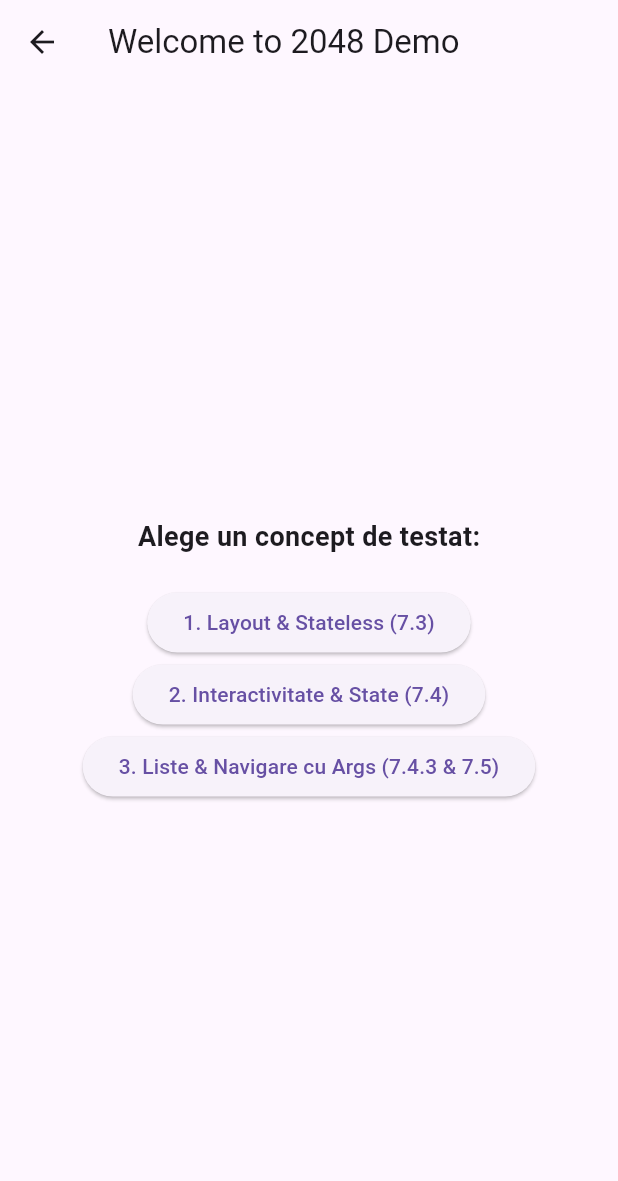
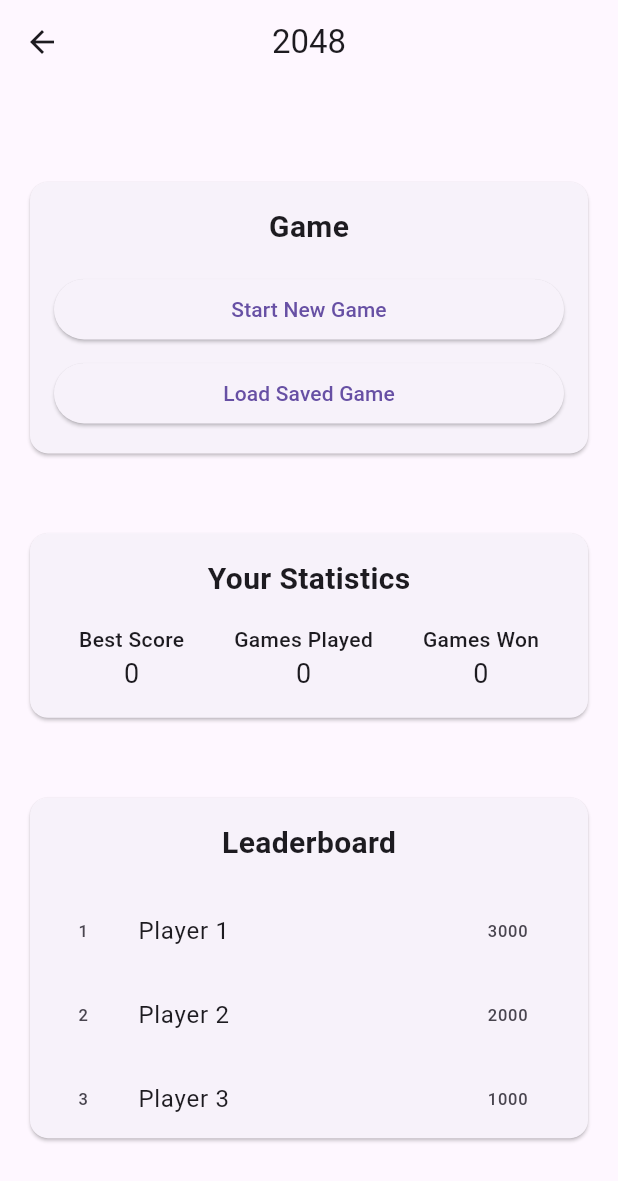
Before and after one commit to Faliboga-Dimitrie/my_2048_game, a Flutter app: the HomeScreen screen opened directly, on a phone screen of 412 x 824 dp. Shown: the top 1181 px of the screen. Run offline on Flutter 3.47's test engine with Material 3 defaults, Android fonts, the phone set to English and light mode, and no system bars.

Commit message:
Implement authentication features with login and registration screens, including ViewModel and data model integration

```diff
--- /dev/null
+++ b/lib/features/home/view/home.dart
@@ -0,0 +1,130 @@
+import 'package:flutter/material.dart';
+
+class HomeScreen extends StatefulWidget {
+  const HomeScreen({super.key});
+
+  @override
+  State<HomeScreen> createState() => _HomeScreenState();
+}
+
+class _HomeScreenState extends State<HomeScreen> {
+  @override
+  Widget build(BuildContext context) {
+    return Scaffold(
+      appBar: AppBar(
+        title: const Text('2048'),
+        centerTitle: true,
+      ),
+      body: Padding(
+        padding: const EdgeInsets.all(16.0),
+        child: Column(
+          mainAxisAlignment: MainAxisAlignment.spaceEvenly,
+          children: [
+            // Game Controls Section
+            Card(
+              child: Padding(
+                padding: const EdgeInsets.all(16.0),
+                child: Column(
+                  children: [
+                    const Text(
+                      'Game',
+                      style: TextStyle(fontSize: 20, fontWeight: FontWeight.bold),
+                    ),
+                    const SizedBox(height: 16),
+                    SizedBox(
+                      width: double.infinity,
+                      child: ElevatedButton(
+                        onPressed: () {
+                          // Navigate to new game
+                        },
+                        child: const Text('Start New Game'),
+                      ),
+                    ),
+                    const SizedBox(height: 8),
+                    SizedBox(
+                      width: double.infinity,
+                      child: ElevatedButton(
+                        onPressed: () {
+                          // Load saved game
+                        },
+                        child: const Text('Load Saved Game'),
+                      ),
+                    ),
+                  ],
+                ),
+              ),
+            ),
+
+            // Statistics Section
+            Card(
+              child: Padding(
+                padding: const EdgeInsets.all(16.0),
+                child: Column(
+                  children: [
+                    const Text(
+                      'Your Statistics',
+                      style: TextStyle(fontSize: 20, fontWeight: FontWeight.bold),
+                    ),
+                    const SizedBox(height: 16),
+                    Row(
+                      mainAxisAlignment: MainAxisAlignment.spaceAround,
+                      children: [
+                        Column(
+                          children: const [
+                            Text('Best Score', style: TextStyle(fontWeight: FontWeight.w500)),
+                            Text('0', style: TextStyle(fontSize: 18)),
+                          ],
+                        ),
+                        Column(
+                          children: const [
+                            Text('Games Played', style: TextStyle(fontWeight: FontWeight.w500)),
+                            Text('0', style: TextStyle(fontSize: 18)),
+                          ],
+                        ),
+                        Column(
+                          children: const [
+                            Text('Games Won', style: TextStyle(fontWeight: FontWeight.w500)),
+                            Text('0', style: TextStyle(fontSize: 18)),
+                          ],
+                        ),
+                      ],
+                    ),
+                  ],
+                ),
+              ),
+            ),
+
+            // Leaderboard Section
+            Card(
+              child: Padding(
+                padding: const EdgeInsets.all(16.0),
+                child: Column(
+                  children: [
+                    const Text(
+                      'Leaderboard',
+                      style: TextStyle(fontSize: 20, fontWeight: FontWeight.bold),
+                    ),
+                    const SizedBox(height: 16),
+                    SizedBox(
+                      height: 150,
+                      child: ListView.builder(
+                        itemCount: 3,
+                        itemBuilder: (context, index) {
+                          return ListTile(
+                            leading: Text('${index + 1}'),
+                            title: Text('Player ${index + 1}'),
+                            trailing: Text('${(3 - index) * 1000}'),
+                          );
+                        },
+                      ),
+                    ),
+                  ],
+                ),
+              ),
+            ),
+          ],
+        ),
+      ),
+    );
+  }
+}
--- a/lib/home_screen.dart
+++ b/lib/welcome.dart
@@ -1,7 +1,7 @@
 import 'package:flutter/material.dart';
 
-class HomeScreen extends StatelessWidget {
-  const HomeScreen({super.key});
+class WelcomeScreen extends StatelessWidget {
+  const WelcomeScreen({super.key});
 
   @override
   Widget build(BuildContext context) {
@@ -16,23 +16,23 @@ class HomeScreen extends StatelessWidget {
           mainAxisAlignment: MainAxisAlignment.center,
           children: [
             const Text(
-              'Alege un concept de testat:',
+              'What do you want to do?:',
               style: TextStyle(fontSize: 18, fontWeight: FontWeight.bold),
             ),
             const SizedBox(height: 20), // Spacer vertical
             // Navigare simplă folosind rute denumite
             // Navigator.pushNamed este similar cu navController.navigate("route")
             ElevatedButton(
-              onPressed: () => Navigator.pushNamed(context, '/layout'),
-              child: const Text('1. Layout & Stateless (7.3)'),
+              onPressed: () => Navigator.pushNamed(context, '/home'),
+              child: const Text('1. Log in as guest'),
             ),
             ElevatedButton(
-              onPressed: () => Navigator.pushNamed(context, '/interactive'),
-              child: const Text('2. Interactivitate & State (7.4)'),
+              onPressed: () => Navigator.pushNamed(context, '/login'),
+              child: const Text('2. Log in as player'),
             ),
             ElevatedButton(
-              onPressed: () => Navigator.pushNamed(context, '/list'),
-              child: const Text('3. Liste & Navigare cu Args (7.4.3 & 7.5)'),
+              onPressed: () => Navigator.pushNamed(context, '/register'),
+              child: const Text('3. Register as player'),
             ),
           ],
         ),
--- a/pubspec.yaml
+++ b/pubspec.yaml
@@ -34,6 +34,7 @@ dependencies:
   # The following adds the Cupertino Icons font to your application.
   # Use with the CupertinoIcons class for iOS style icons.
   cupertino_icons: ^1.0.8
+  provider: ^6.1.5+1
 
 dev_dependencies:
   flutter_test:
```
Also changed, not shown: lib/features/auth/model/login_model.dart (added, +9 -0 lines), lib/features/auth/veiwModel/login_vm.dart (added, +83 -0 lines), lib/features/auth/view/login_view.dart (added, +85 -0 lines), lib/features/auth/view/register_view.dart (added, +105 -0 lines), lib/main.dart (+12 -1 lines), lib/my_app.dart (+8 -5 lines), pubspec.lock, 1 other file.
